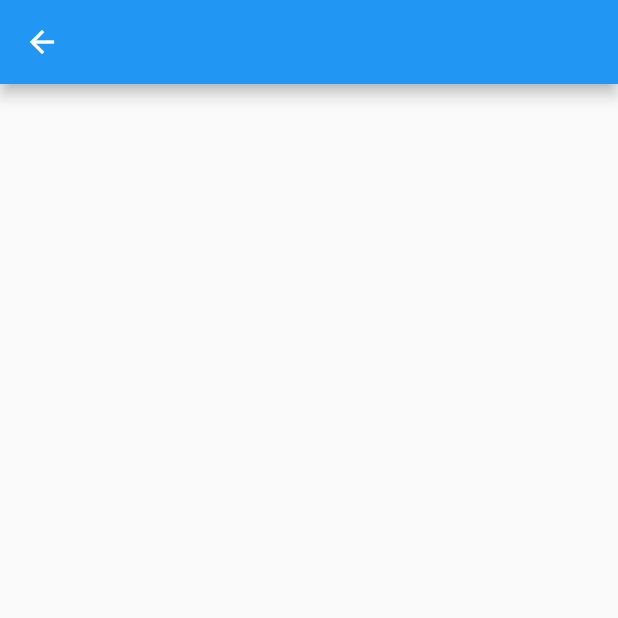
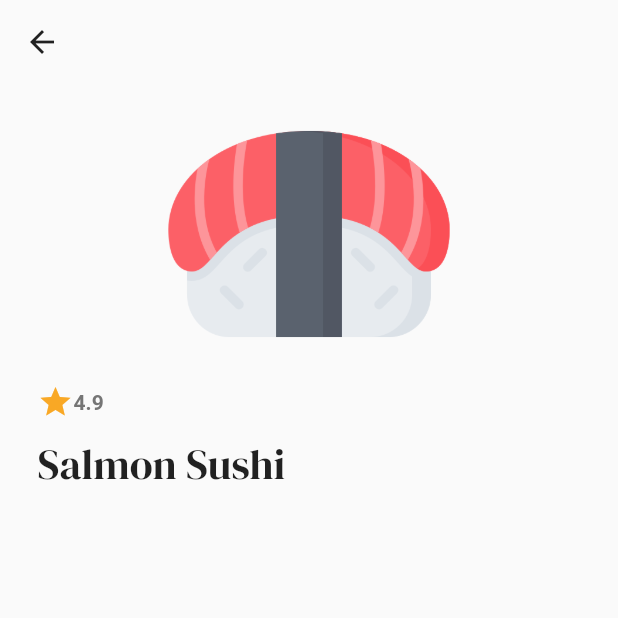
Before and after one commit to deniell/sushi_man_app, a Flutter app: the MenuPage screen opened by its route, after a tap on "Salmon Sushi", on a phone screen of 412 x 824 dp, the top half of it. Run offline on Flutter 3.47's test engine with Material 2 defaults, Android fonts, the phone set to English and light mode, and no system bars; our stand-ins replace freezed_annotation, google_fonts; generated files the repository leaves out were written again.

Commit message:
- workion on FoodDetailsPage.

```diff
--- a/lib/components/button.dart
+++ b/lib/components/button.dart
@@ -34,7 +34,7 @@ class Button extends StatelessWidget {
             const SizedBox(width: 10,),
 
             // icon
-            Icon(
+            const Icon(
               Icons.arrow_forward,
               color: Colors.white,
             )
--- a/lib/pages/food_details_page.dart
+++ b/lib/pages/food_details_page.dart
@@ -1,4 +1,5 @@
 import 'package:flutter/material.dart';
+import 'package:google_fonts/google_fonts.dart';
 import 'package:sushi_man_app/models/food.dart';
 
 class FoodDetailsPage extends StatefulWidget {
@@ -15,7 +16,66 @@ class _FoodDetailsPageState extends State<FoodDetailsPage> {
   Widget build(BuildContext context) {
     return Scaffold(
       appBar: AppBar(
+        backgroundColor: Colors.transparent,
+        elevation: 0,
+        foregroundColor: Colors.grey[900],
+      ),
+      body: Column(
+        children: [
+          // listview of food details
+          Expanded(
+            child: Padding(
+              padding: const EdgeInsets.symmetric(horizontal: 25),
+              child: ListView(
+                children: [
+                  // image
+                  Image.asset(
+                    widget.food.imagePath,
+                    height: 200,
+                  ),
 
+                  const SizedBox(width: 25),
+
+                  // rating
+                  Row(
+                    children: [
+                      // star icon
+                      Icon(
+                        Icons.star,
+                        color: Colors.yellow[800],
+                      ),
+
+                      const SizedBox(height: 10),
+
+                      // rating number
+                      Text(
+                        widget.food.rating,
+                        style: TextStyle(
+                          color: Colors.grey[600],
+                          fontWeight: FontWeight.bold,
+                        ),
+                      )
+                    ],
+                  ),
+
+                  const SizedBox(height: 10),
+
+                  // food name
+                  Text(
+                    widget.food.name,
+                    style: GoogleFonts.dmSerifDisplay(fontSize: 28),
+                  ),
+
+                  const SizedBox(height: 25),
+
+                  // description
+                ],
+              ),
+            ),
+          ),
+
+          // price + quantity + add to cart button
+        ],
       ),
     );
   }
--- a/lib/pages/menu_page.dart
+++ b/lib/pages/menu_page.dart
@@ -207,7 +207,11 @@ class _MenuPageState extends State<MenuPage> {
 
   // navigate to food item details page
   void navigateToFoodDetails(int index) {
-    Navigator.push(context,
-        MaterialPageRoute(builder: (context) => const FoodDetailsPage(food: foodMenu[index])));
+    Navigator.push(
+        context,
+        MaterialPageRoute(
+            builder: (context) => FoodDetailsPage(food: foodMenu[index]),
+        ),
+    );
   }
 }
```
